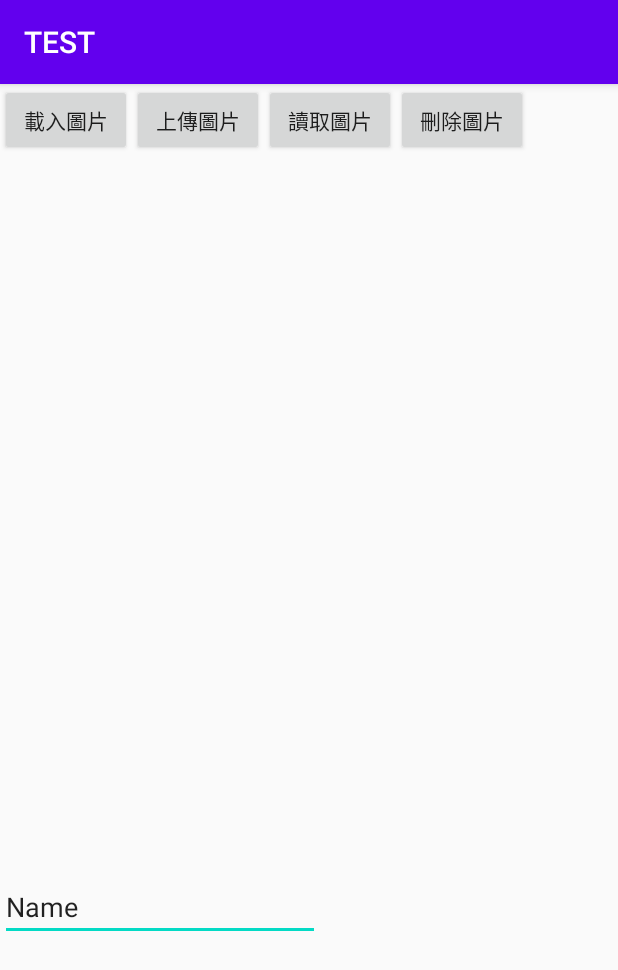
After one commit to CK88924/ENDPJ, an Android app: the Image_function screen opened directly, with no data from a screen before it, on a phone screen of 412 x 824 dp. The commit adds this screen. Shown: the top 970 px of the screen. Run offline under Robolectric (Android 15) with nearby library versions, the phone set to English and light mode, and no system bars; our stand-ins replace Firebase (no records; nobody signed in at launch, a user with empty details on screens opened directly); pictures from the network do not load.

Commit message:
圖片上傳+讀取 html js 抓取firebase

```diff
--- a/BACK/TEST2/app/build.gradle
+++ b/BACK/TEST2/app/build.gradle
@@ -8,7 +8,7 @@ android {
 
     defaultConfig {
         applicationId "com.example.test"
-        minSdkVersion 28
+        minSdkVersion 30
         targetSdkVersion 30
         versionCode 1
         versionName "1.0"
@@ -52,6 +52,7 @@ implementation 'com.google.firebase:firebase-firestore:23.0.2'
     implementation 'com.google.zxing:core:3.3.0'
     implementation 'com.google.android.gms:play-services-vision:20.1.3'
     implementation 'com.google.android.material:material:1.4.0'
+    implementation 'com.google.firebase:firebase-storage:20.0.0'
     testImplementation 'junit:junit:4.12'
     androidTestImplementation 'androidx.test.ext:junit:1.1.3'
     androidTestImplementation 'androidx.test.espresso:espresso-core:3.4.0'
@@ -65,4 +66,5 @@ implementation 'com.google.firebase:firebase-firestore:23.0.2'
     androidTestImplementation 'androidx.test:runner:1.4.0'
     androidTestImplementation 'androidx.test:rules:1.4.0'
     androidTestImplementation 'androidx.test.espresso:espresso-core:3.4.0'
+
 }
--- a/BACK/TEST2/app/src/main/AndroidManifest.xml
+++ b/BACK/TEST2/app/src/main/AndroidManifest.xml
@@ -7,6 +7,7 @@
     <uses-permission android:name="android.permission.PROCESS_OUTGOING_CALLS" />
     <uses-permission android:name="android.permission.READ_PHONE_STATE" />
     <uses-permission android:name="android.permission.SEND_SMS" />
+    <uses-permission android:name="android.permission.READ_EXTERNAL_STORAGE" />
 
     <application
         android:allowBackup="true"
@@ -15,7 +16,9 @@
         android:roundIcon="@mipmap/ic_launcher_round"
         android:supportsRtl="true"
         android:theme="@style/AppTheme">
-        <activity android:name=".DB_TEST"></activity>
+        <activity android:name=".Image_function"></activity>
+        <activity android:name=".JS" />
+        <activity android:name=".DB_TEST" />
         <activity android:name=".Line_Chart" />
         <activity android:name=".PHONE" />
         <activity android:name=".SCAN_QR" />
--- /dev/null
+++ b/BACK/TEST2/app/src/main/java/com/example/test/Image_function.java
@@ -0,0 +1,134 @@
+package com.example.test;
+
+import androidx.annotation.NonNull;
+import androidx.annotation.Nullable;
+import androidx.appcompat.app.AppCompatActivity;
+
+import android.content.ContentResolver;
+import android.content.Intent;
+import android.net.Uri;
+import android.os.Bundle;
+import android.view.View;
+import android.webkit.MimeTypeMap;
+import android.widget.Button;
+import android.widget.EditText;
+import android.widget.ImageView;
+
+import com.bumptech.glide.Glide;
+import com.google.android.gms.tasks.OnFailureListener;
+import com.google.android.gms.tasks.OnSuccessListener;
+import com.google.firebase.storage.FileDownloadTask;
+import com.google.firebase.storage.FirebaseStorage;
+import com.google.firebase.storage.StorageReference;
+import com.google.firebase.storage.UploadTask;
+
+import java.io.File;
+import java.io.IOException;
+import java.text.SimpleDateFormat;
+import java.util.Date;
+
+public class Image_function extends AppCompatActivity {
+    private Button image_load, image_upload, image_read, image_delete;
+    private ImageView Image_Show;
+    private StorageReference storageRef,pic_storage;
+    private Intent intent;
+    private Uri uri;
+    private EditText image_name;
+    private  String data_list;
+
+    @Override
+    protected void onCreate(Bundle savedInstanceState) {
+        super.onCreate(savedInstanceState);
+        setContentView(R.layout.activity_image_functiom);
+        FindId();
+    }//onCreate()
+    private  void FindId(){
+        image_load = (Button) findViewById(R.id.image_load);
+        image_upload = (Button) findViewById(R.id.image_upload);
+        image_read = (Button) findViewById(R.id.image_read);
+        image_delete = (Button) findViewById(R.id.image_delete);
+        Image_Show = (ImageView) findViewById(R.id.Image_Show);
+        image_name =(EditText) findViewById(R.id.image_name);
+        storageRef = FirebaseStorage.getInstance().getReference();
+
+        image_load.setOnClickListener(btnListener);
+        image_upload.setOnClickListener(btnListener);
+        image_read.setOnClickListener(btnListener);
+        image_delete.setOnClickListener(btnListener);
+    }//FindId()
+    private View.OnClickListener btnListener = new View.OnClickListener() {
+        public void onClick(View v) {
+            if (v.getId() == R.id.image_load) {
+                intent = new Intent();
+                intent.setFlags(Intent.FLAG_ACTIVITY_SINGLE_TOP);
+                intent.setType("image/*");
+                intent.setAction(Intent.ACTION_GET_CONTENT);
+                startActivityForResult(intent,1);
+
+
+
+            }//if(image_load)
+            if (v.getId() == R.id.image_upload) {
+                SimpleDateFormat sdFormat = new SimpleDateFormat("yyyy_MM_dd_HH_mm_ss");
+                Date current = new Date();
+                pic_storage =storageRef.child(sdFormat.format(current));
+                pic_storage.putFile(uri).addOnSuccessListener(new OnSuccessListener<UploadTask.TaskSnapshot>() {
+                    @Override
+                    public void onSuccess(UploadTask.TaskSnapshot taskSnapshot) {
+                        setTitle("上傳成功");
+                        Image_Show.setImageURI(null);
+
+                    }//onSuccess()
+                });//OnSuccessListener()
+
+            }//if(image_upload)
+            if (v.getId() == R.id.image_read) {
+                IMAGE_READ(image_name.getText().toString());
+
+
+            }//if(image_read)
+            if (v.getId() == R.id.image_delete) {
+
+            }//if(image_delete)
+
+        }//onClick()
+    };//btnListener()
+    private  void  IMAGE_READ(String pic_name){
+        Image_Show.setImageURI(null);
+        pic_storage = storageRef.child(pic_name);
+        File file;
+        try{
+        file =File.createTempFile("images","jpg");
+        pic_storage.getFile(file).addOnSuccessListener(new OnSuccessListener<FileDownloadTask.TaskSnapshot>() {
+            @Override
+            public void onSuccess(FileDownloadTask.TaskSnapshot taskSnapshot) {
+                Image_Show.setImageURI(Uri.fromFile(file));
+                setTitle("讀取成功");
+
+            }//onSuccess()
+        }).addOnFailureListener(new OnFailureListener() {
+            @Override
+            public void onFailure(@NonNull Exception e) {
+                setTitle("讀取失敗");
+
+            }//onFailure
+        });//Listener
+        }//try()
+        catch (IOException e){e.printStackTrace();}//catch()
+
+
+    }//IMAGE_READ()
+
+
+    @Override
+    protected void onActivityResult(int requestCode, int resultCode, @Nullable Intent data) {
+        if(requestCode==1){
+            uri = data.getData();
+            Image_Show.setImageURI(uri);
+            ContentResolver contentResolver = getContentResolver();
+            MimeTypeMap mimeTypeMap = MimeTypeMap.getSingleton();
+            data_list =mimeTypeMap.getExtensionFromMimeType(contentResolver.getType(uri));
+        }//if()
+        super.onActivityResult(requestCode, resultCode, data);
+    }
+}//main()
--- /dev/null
+++ b/BACK/TEST2/app/src/main/res/layout/activity_image_functiom.xml
@@ -0,0 +1,65 @@
+<?xml version="1.0" encoding="utf-8"?>
+<androidx.constraintlayout.widget.ConstraintLayout xmlns:android="http://schemas.android.com/apk/res/android"
+    xmlns:app="http://schemas.android.com/apk/res-auto"
+    xmlns:tools="http://schemas.android.com/tools"
+    android:layout_width="match_parent"
+    android:layout_height="match_parent"
+    tools:context=".Image_function">
+
+    <TableLayout
+        android:id="@+id/tableLayout2"
+        android:layout_width="match_parent"
+        android:layout_height="match_parent"
+        tools:layout_editor_absoluteX="0dp"
+        tools:layout_editor_absoluteY="161dp">
+
+        <TableRow
+            android:layout_width="match_parent"
+            android:layout_height="match_parent">
+
+            <Button
+                android:id="@+id/image_load"
+                android:layout_width="wrap_content"
+                android:layout_height="wrap_content"
+                android:text="載入圖片" />
+
+            <Button
+                android:id="@+id/image_upload"
+                android:layout_width="wrap_content"
+                android:layout_height="wrap_content"
+                android:text="上傳圖片" />
+
+            <Button
+                android:id="@+id/image_read"
+                android:layout_width="wrap_content"
+                android:layout_height="wrap_content"
+                android:text="讀取圖片" />
+
+            <Button
+                android:id="@+id/image_delete"
+                android:layout_width="wrap_content"
+                android:layout_height="wrap_content"
+                android:text="刪除圖片" />
+
+        </TableRow>
+
+    </TableLayout>
+
+    <ImageView
+        android:id="@+id/Image_Show"
+        android:layout_width="203dp"
+        android:layout_height="329dp"
+        tools:layout_editor_absoluteY="61dp"
+        tools:src="@tools:sample/avatars" />
+
+    <EditText
+        android:id="@+id/image_name"
+        android:layout_width="wrap_content"
+        android:layout_height="wrap_content"
+        android:ems="10"
+        android:inputType="textPersonName"
+        android:text="Name"
+        app:layout_constraintBottom_toBottomOf="@+id/tableLayout2"
+        app:layout_constraintTop_toBottomOf="@+id/Image_Show" />
+
+</androidx.constraintlayout.widget.ConstraintLayout>
```
Also changed, not shown: BACK/TEST2/app/src/main/java/com/example/test/JS.java (added, +38 -0 lines), BACK/TEST2/app/src/main/java/com/example/test/MainActivity.java (+15 -15 lines), BACK/TEST2/app/src/main/res/layout/activity_js.xml (added, +21 -0 lines), BACK/TEST2/app/src/main/res/layout/activity_main.xml (+12 -0 lines).
